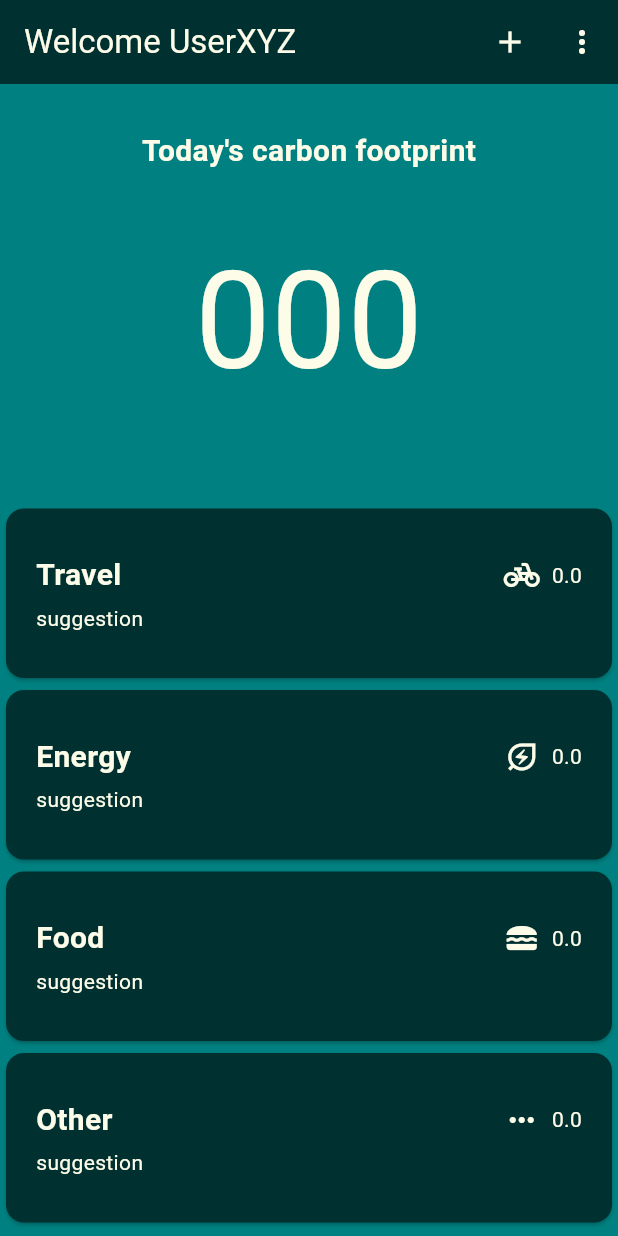
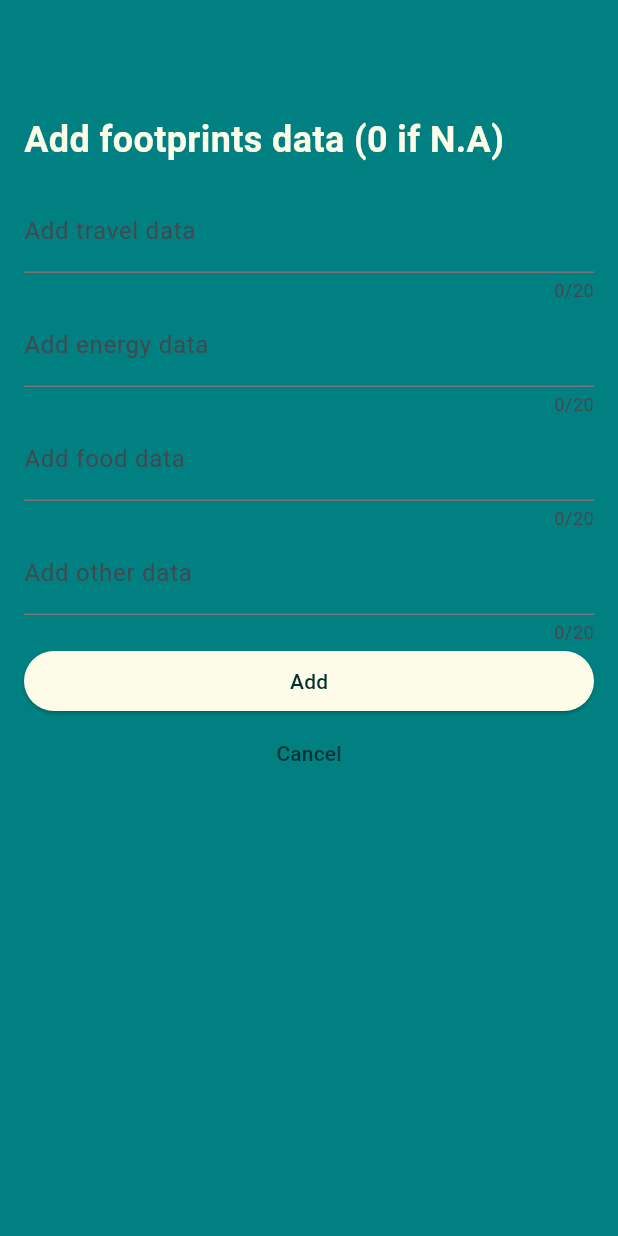
Before and after one commit to Deadlock-exe/c12-track-app, a Flutter app: the screen it shows after launch, after a tap on the "add" icon, on a phone screen of 412 x 824 dp. Run offline on Flutter 3.47's test engine with Material 3 defaults, Android fonts, the phone set to English and light mode, and no system bars.

Commit message:
widgets showing footprints

```diff
--- a/lib/main_ui/pages/homepage.dart
+++ b/lib/main_ui/pages/homepage.dart
@@ -1,5 +1,5 @@
-import 'package:c12_track/lists/footprint.dart';
 import 'package:flutter/material.dart';
+import 'package:c12_track/main_ui/widgets/footprint.dart';
 import 'package:c12_track/main_ui/widgets/footprint_number.dart';
 
 class HomePage extends StatefulWidget {
@@ -10,36 +10,152 @@ class HomePage extends StatefulWidget {
 }
 
 class _HomePageState extends State<HomePage> {
+  final _travelController = TextEditingController();
+  final _energyController = TextEditingController();
+  final _foodController = TextEditingController();
+  final _otherController = TextEditingController();
+
+  double travelAmount = 0;
+  double energyAmount = 0;
+  double foodAmount = 0;
+  double otherAmount = 0;
+
+  double finalSum = 0;
+
+  void returnFinalSum() {
+    finalSum = travelAmount + energyAmount + foodAmount + otherAmount;
+  }
+
+  @override
+  void dispose() {
+    _travelController.dispose();
+    _energyController.dispose();
+    _foodController.dispose();
+    _otherController.dispose();
+    super.dispose();
+  }
+
   @override
   Widget build(BuildContext context) {
-    Widget mainContent = const Column(
+    Widget mainContent = Column(
       children: [
         Footprint(
           title: "Travel",
-          amount: 00,
+          amount: travelAmount,
           suggestion: "suggestion",
           icon: Icons.pedal_bike,
         ),
         Footprint(
           title: "Energy",
-          amount: 00,
+          amount: energyAmount,
           suggestion: "suggestion",
           icon: Icons.energy_savings_leaf_outlined,
         ),
         Footprint(
           title: "Food",
-          amount: 00,
+          amount: foodAmount,
           suggestion: "suggestion",
           icon: Icons.lunch_dining,
         ),
         Footprint(
           title: "Other",
-          amount: 00,
+          amount: otherAmount,
           suggestion: "suggestion",
           icon: Icons.more_horiz,
         ),
       ],
     );
+    void addFootprints(BuildContext context) {
+      showModalBottomSheet(
+        isScrollControlled: true,
+        context: context,
+        builder: (BuildContext context) {
+          return Container(
+            color: const Color(0xFF008080),
+            padding: const EdgeInsets.all(16),
+            child: Column(
+              crossAxisAlignment: CrossAxisAlignment.stretch,
+              children: [
+                const SizedBox(
+                  height: 60,
+                ),
+                const Text(
+                  "Add footprints data (0 if N.A)",
+                  style: TextStyle(
+                    color: Color(0xFFFDFCE9),
+                    fontWeight: FontWeight.bold,
+                    fontSize: 24,
+                  ),
+                ),
+                const SizedBox(
+                  height: 16,
+                ),
+                TextField(
+                  controller: _travelController,
+                  maxLength: 20,
+                  keyboardType: TextInputType.number,
+                  decoration: const InputDecoration(
+                    label: Text("Add travel data"),
+                  ),
+                ),
+                TextField(
+                  controller: _energyController,
+                  maxLength: 20,
+                  keyboardType: TextInputType.number,
+                  decoration: const InputDecoration(
+                    label: Text("Add energy data"),
+                  ),
+                ),
+                TextField(
+                  controller: _foodController,
+                  maxLength: 20,
+                  keyboardType: TextInputType.number,
+                  decoration: const InputDecoration(
+                    label: Text("Add food data"),
+                  ),
+                ),
+                TextField(
+                  controller: _otherController,
+                  maxLength: 20,
+                  keyboardType: TextInputType.number,
+                  decoration: const InputDecoration(
+                    label: Text("Add other data"),
+                  ),
+                ),
+                ElevatedButton(
+                  style: ElevatedButton.styleFrom(
+                    backgroundColor: const Color(0xFFFDFCE9),
+                    foregroundColor: const Color(0xFF013030),
+                  ),
+                  onPressed: () {
+                    setState(() {
+                      travelAmount = double.parse(_travelController.text);
+                      energyAmount = double.parse(_energyController.text);
+                      foodAmount = double.parse(_foodController.text);
+                      otherAmount = double.parse(_otherController.text);
+                    });
+
+                    Navigator.pop(context);
+                  },
+                  child: const Text("Add"),
+                ),
+                TextButton(
+                  style: TextButton.styleFrom(
+                    foregroundColor: const Color(0xFF013030),
+                  ),
+                  onPressed: () {
+                    Navigator.pop(context);
+                  },
+                  child: const Text("Cancel"),
+                )
+              ],
+            ),
+          );
+        },
+      );
+    }
+
+    returnFinalSum();
 
     return Scaffold(
       appBar: AppBar(
@@ -48,7 +164,9 @@ class _HomePageState extends State<HomePage> {
         foregroundColor: const Color(0xFFFDFCE9),
         actions: [
           IconButton(
-            onPressed: () {},
+            onPressed: () {
+              addFootprints(context);
+            },
             icon: const Icon(Icons.add),
           ),
           IconButton(
@@ -71,7 +189,7 @@ class _HomePageState extends State<HomePage> {
                 fontSize: 20,
                 fontWeight: FontWeight.bold),
           ),
-          const FootprintNumber(),
+          FootprintNumber(sum: finalSum),
           const SizedBox(
             height: 20,
           ),
--- a/lib/main_ui/widgets/footprint_number.dart
+++ b/lib/main_ui/widgets/footprint_number.dart
@@ -1,7 +1,12 @@
 import 'package:flutter/material.dart';
 
 class FootprintNumber extends StatelessWidget {
-  const FootprintNumber({super.key});
+  const FootprintNumber({
+    super.key,
+    required this.sum,
+  });
+
+  final double sum;
 
   @override
   Widget build(BuildContext context) {
@@ -14,10 +19,10 @@ class FootprintNumber extends StatelessWidget {
       ),
       width: double.infinity,
       height: 200,
-      child: const Center(
+      child: Center(
         child: Text(
-          "000",
-          style: TextStyle(
+          sum.toString(),
+          style: const TextStyle(
             color: Color(0xFFFDFCE9),
             fontSize: 90,
             decoration: TextDecoration.none,
--- a/pubspec.yaml
+++ b/pubspec.yaml
@@ -35,6 +35,7 @@ dependencies:
   # The following adds the Cupertino Icons font to your application.
   # Use with the CupertinoIcons class for iOS style icons.
   cupertino_icons: ^1.0.6
+  shared_preferences: ^2.2.2
 
 dev_dependencies:
   flutter_test:
```
Also changed, not shown: lib/main_ui/widgets/footprint.dart (renamed from lib/lists/footprint.dart), pubspec.lock, 7 other files.
